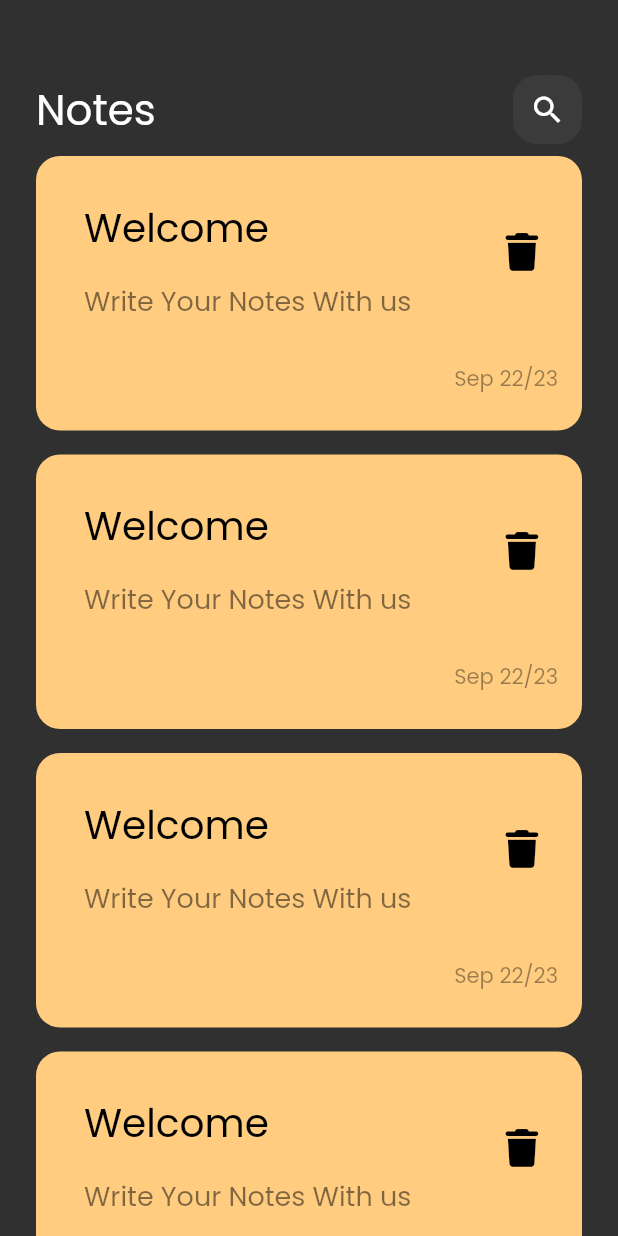
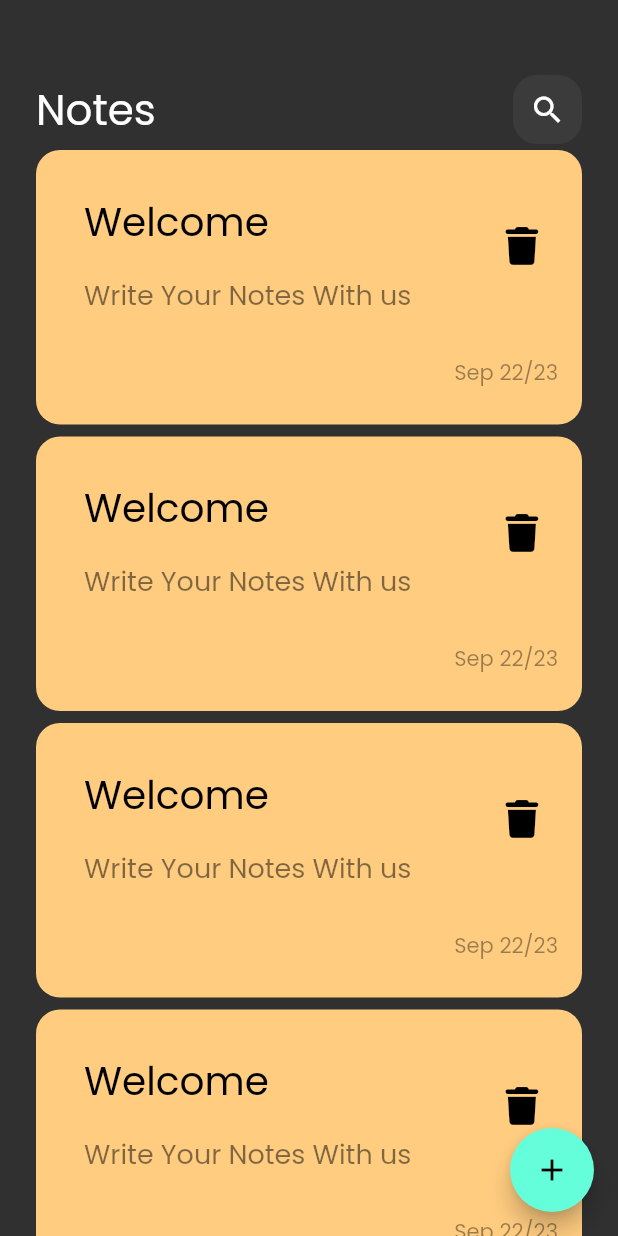
Before and after one commit to abdelrahmankareem/Notes_app, a Flutter app: the screen it shows after launch, on a phone screen of 412 x 824 dp. Run offline on Flutter 3.47's test engine with Material 2 defaults, Android fonts, the phone set to English and light mode, and no system bars; our stand-ins replace font_awesome_flutter.

Commit message:
add floating action button

```diff
--- a/lib/Views/Widgets/notes_list_view.dart
+++ b/lib/Views/Widgets/notes_list_view.dart
@@ -9,7 +9,7 @@ class NotesListView extends StatelessWidget {
     return ListView.builder(
       itemBuilder: (BuildContext context, int index) {
         return const Padding(
-          padding: EdgeInsets.symmetric(vertical: 8.0),
+          padding: EdgeInsets.symmetric(vertical: 4),
           child: NoteItem(),
         );
       },
--- a/lib/Views/notes_view.dart
+++ b/lib/Views/notes_view.dart
@@ -6,8 +6,12 @@ class NotesView extends StatelessWidget {
 
   @override
   Widget build(BuildContext context) {
-    return const Scaffold(
-      body: NotesViewBody(),
+    return Scaffold(
+      floatingActionButton: FloatingActionButton(
+        onPressed: () {},
+        child: const Icon(Icons.add),
+      ),
+      body: const NotesViewBody(),
     );
   }
 }
```
